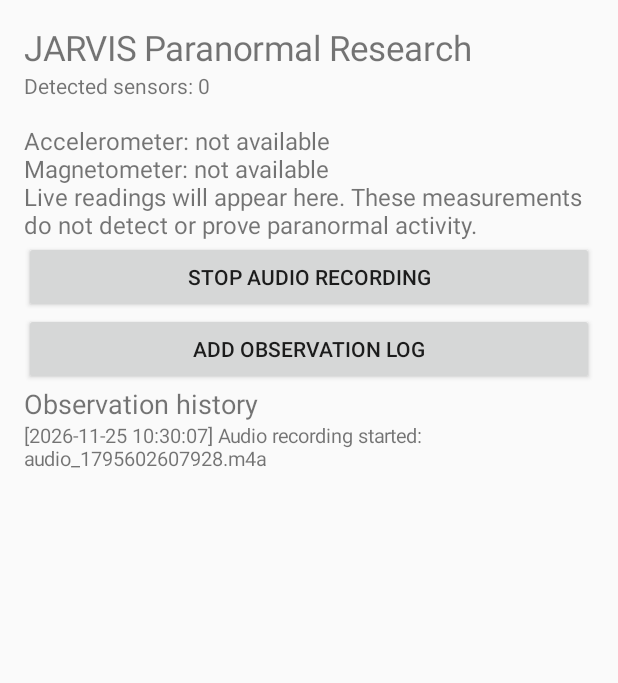
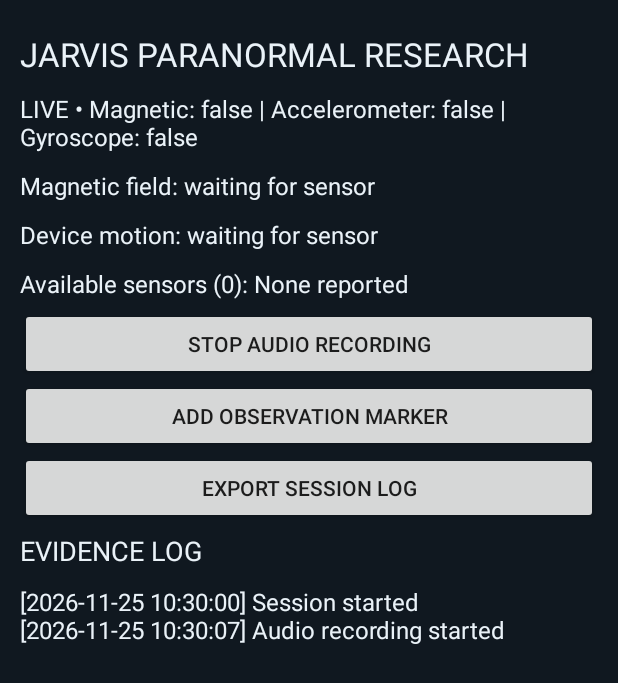
Before and after one commit to free-official/JARVIS-Paranormal-Research, an Android app: the screen it shows after launch (MainActivity), after a tap on "START AUDIO RECORDING", on a phone screen of 412 x 824 dp. Shown: the top 683 px of the screen. Run offline under Robolectric (Android 15) with nearby library versions, the phone set to English and light mode, and no system bars.

Commit message:
Implement live sensor dashboard, audio recording and evidence logging

```diff
--- a/app/build.gradle.kts
+++ b/app/build.gradle.kts
@@ -23,3 +23,7 @@ android {
         jvmTarget = "17"
     }
 }
+
+dependencies {
+    implementation("androidx.core:core-ktx:1.15.0")
+}
--- a/app/src/main/java/com/jarvis/paranormalresearch/MainActivity.kt
+++ b/app/src/main/java/com/jarvis/paranormalresearch/MainActivity.kt
@@ -14,90 +14,115 @@ import android.widget.Button
 import android.widget.LinearLayout
 import android.widget.ScrollView
 import android.widget.TextView
+import android.widget.Toast
+import androidx.core.app.ActivityCompat
+import androidx.core.content.ContextCompat
 import java.io.File
 import java.text.SimpleDateFormat
 import java.util.Date
 import java.util.Locale
+import kotlin.math.sqrt
 
 class MainActivity : Activity(), SensorEventListener {
-    private lateinit var manager: SensorManager
-    private lateinit var sensorStatus: TextView
-    private lateinit var readingView: TextView
+    private lateinit var sensors: SensorManager
+    private lateinit var status: TextView
+    private lateinit var magnetic: TextView
+    private lateinit var motion: TextView
+    private lateinit var sensorList: TextView
     private lateinit var logView: TextView
     private var recorder: MediaRecorder? = null
-    private var audioFile: File? = null
-    private val logs = mutableListOf<String>()
+    private var recordingFile: File? = null
+    private val events = mutableListOf<String>()
 
     override fun onCreate(savedInstanceState: Bundle?) {
         super.onCreate(savedInstanceState)
-        manager = getSystemService(SENSOR_SERVICE) as SensorManager
+        sensors = getSystemService(SENSOR_SERVICE) as SensorManager
+        buildUi()
+        registerSensors()
+        logEvent("Session started")
+    }
+
+    private fun buildUi() {
         val root = LinearLayout(this).apply {
             orientation = LinearLayout.VERTICAL
-            setPadding(24, 24, 24, 24)
+            setPadding(20, 24, 20, 24)
+            setBackgroundColor(0xFF101820.toInt())
         }
-        root.addView(TextView(this).apply {
-            text = "JARVIS Paranormal Research"
-            textSize = 23f
-        })
-        sensorStatus = TextView(this).apply { textSize = 14f }
-        readingView = TextView(this).apply { textSize = 16f }
-        root.addView(sensorStatus)
-        root.addView(readingView)
+        fun text(value: String, size: Float = 16f) = TextView(this).apply {
+            this.text = value
+            textSize = size
+            setTextColor(0xFFEAF2F8.toInt())
+            setPadding(0, 8, 0, 8)
+        }
+        root.addView(text("JARVIS PARANORMAL RESEARCH", 22f))
+        status = text("LIVE OBSERVATION • Initializing")
+        root.addView(status)
+        magnetic = text("Magnetic field: waiting for sensor")
+        root.addView(magnetic)
+        motion = text("Device motion: waiting for sensor")
+        root.addView(motion)
+        sensorList = text("Available sensors: checking…")
+        root.addView(sensorList)
+        val recordButton = Button(this).apply {
+            text = "Start audio recording"
+            setOnClickListener { if (recorder == null) startAudio(this) else stopAudio(this) }
+        }
+        root.addView(recordButton)
         root.addView(Button(this).apply {
-            text = "Start audio recording"
-            setOnClickListener {
-                if (recorder == null) startRecording() else stopRecording()
-                text = if (recorder == null) "Start audio recording" else "Stop audio recording"
-            }
+            text = "Add observation marker"
+            setOnClickListener { logEvent("Manual observation marker") }
         })
         root.addView(Button(this).apply {
-            text = "Add observation log"
-            setOnClickListener { addLog("Manual observation recorded.") }
+            text = "Export session log"
+            setOnClickListener { exportLog() }
         })
-        root.addView(TextView(this).apply {
-            text = "Observation history"
-            textSize = 18f
-        })
-        logView = TextView(this).apply { textSize = 13f }
-        root.addView(logView)
-        setContentView(ScrollView(this).apply { addView(root) })
-        showSensors()
+        root.addView(text("EVIDENCE LOG", 18f))
+        logView = text("No events yet")
+        root.addView(ScrollView(this).apply { addView(logView) }, LinearLayout.LayoutParams(-1, 0, 1f))
+        setContentView(root)
     }
 
-    private fun showSensors() {
-        val sensors = manager.getSensorList(Sensor.TYPE_ALL)
-        val list = sensors.joinToString("\n") { "• ${it.name} (type ${it.type})" }
-        sensorStatus.text = "Detected sensors: ${sensors.size}\n$list"
-        val accel = manager.getDefaultSensor(Sensor.TYPE_ACCELEROMETER)
-        val magnet = manager.getDefaultSensor(Sensor.TYPE_MAGNETIC_FIELD)
-        readingView.text = "Accelerometer: ${if (accel == null) "not available" else "available"}\n" +
-            "Magnetometer: ${if (magnet == null) "not available" else "available"}\n" +
-            "Live readings will appear here. These measurements do not detect or prove paranormal activity."
-        accel?.let { manager.registerListener(this, it, SensorManager.SENSOR_DELAY_NORMAL) }
-        magnet?.let { manager.registerListener(this, it, SensorManager.SENSOR_DELAY_NORMAL) }
+    private fun registerSensors() {
+        val available = sensors.getSensorList(Sensor.TYPE_ALL)
+        sensorList.text = "Available sensors (" + available.size + "): " +
+            available.joinToString { it.name }.ifBlank { "None reported" }
+        val mag = sensors.getDefaultSensor(Sensor.TYPE_MAGNETIC_FIELD)
+        val accel = sensors.getDefaultSensor(Sensor.TYPE_ACCELEROMETER)
+        val gyro = sensors.getDefaultSensor(Sensor.TYPE_GYROSCOPE)
+        status.text = "LIVE • Magnetic: " + (mag != null) + " | Accelerometer: " +
+            (accel != null) + " | Gyroscope: " + (gyro != null)
+        mag?.let { sensors.registerListener(this, it, SensorManager.SENSOR_DELAY_UI) }
+        accel?.let { sensors.registerListener(this, it, SensorManager.SENSOR_DELAY_UI) }
+        gyro?.let { sensors.registerListener(this, it, SensorManager.SENSOR_DELAY_UI) }
     }
 
     override fun onSensorChanged(event: SensorEvent) {
-        val name = when (event.sensor.type) {
-            Sensor.TYPE_ACCELEROMETER -> "Acceleration (m/s²)"
-            Sensor.TYPE_MAGNETIC_FIELD -> "Magnetic field (µT)"
-            else -> return
+        val v = event.values
+        when (event.sensor.type) {
+            Sensor.TYPE_MAGNETIC_FIELD -> magnetic.text =
+                "Magnetic field: X %.1f, Y %.1f, Z %.1f µT | magnitude %.1f µT".format(
+                    Locale.US, v[0], v[1], v[2],
+                    sqrt(v.sumOf { (it * it).toDouble() }).toFloat()
+                )
+            Sensor.TYPE_ACCELEROMETER -> motion.text =
+                "Acceleration: X %.2f, Y %.2f, Z %.2f m/s²".format(Locale.US, v[0], v[1], v[2])
         }
-        val values = event.values.joinToString(", ") { String.format(Locale.US, "%.2f", it) }
-        val old = readingView.text.toString().substringBefore("\nLive readings:")
-        readingView.text = "$old\nLive readings:\n$name: [$values]\nNearby electronics, wiring, metal, and movement can affect readings."
     }
 
     override fun onAccuracyChanged(sensor: Sensor?, accuracy: Int) = Unit
 
-    private fun startRecording() {
-        if (checkSelfPermission(Manifest.permission.RECORD_AUDIO) != PackageManager.PERMISSION_GRANTED) {
-            requestPermissions(arrayOf(Manifest.permission.RECORD_AUDIO), 41)
+    private fun makeRecorder(): MediaRecorder =
+        if (Build.VERSION.SDK_INT >= 31) MediaRecorder(this) else MediaRecorder()
+
+    private fun startAudio(button: Button) {
+        if (ContextCompat.checkSelfPermission(this, Manifest.permission.RECORD_AUDIO) != PackageManager.PERMISSION_GRANTED) {
+            ActivityCompat.requestPermissions(this, arrayOf(Manifest.permission.RECORD_AUDIO), 41)
+            Toast.makeText(this, "Allow microphone permission, then tap record again.", Toast.LENGTH_LONG).show()
             return
         }
         try {
-            val file = File(filesDir, "audio_${System.currentTimeMillis()}.m4a")
-            val r = if (Build.VERSION.SDK_INT >= 31) MediaRecorder(this) else MediaRecorder()
+            val file = File(getExternalFilesDir(null), "observation-" + System.currentTimeMillis() + ".m4a")
+            val r = makeRecorder()
             r.setAudioSource(MediaRecorder.AudioSource.MIC)
             r.setOutputFormat(MediaRecorder.OutputFormat.MPEG_4)
             r.setAudioEncoder(MediaRecorder.AudioEncoder.AAC)
@@ -105,48 +130,64 @@ class MainActivity : Activity(), SensorEventListener {
             r.prepare()
             r.start()
             recorder = r
-            audioFile = file
-            addLog("Audio recording started: ${file.name}")
+            recordingFile = file
+            button.text = "Stop audio recording"
+            logEvent("Audio recording started")
         } catch (e: Exception) {
             recorder?.release()
             recorder = null
-            addLog("Recording could not start: ${e.javaClass.simpleName}")
+            Toast.makeText(this, "Recording failed: " + e.message, Toast.LENGTH_LONG).show()
         }
     }
 
-    private fun stopRecording() {
+    private fun stopAudio(button: Button) {
         try {
             recorder?.stop()
-            addLog("Audio saved in app-private storage: ${audioFile?.name ?: "file"}")
+            logEvent("Audio saved: " + (recordingFile?.name ?: "unknown"))
         } catch (_: Exception) {
-            addLog("Recording stopped; audio file may be incomplete.")
+            logEvent("Audio recording stopped; file may be incomplete")
         } finally {
             recorder?.release()
             recorder = null
-            audioFile = null
+            recordingFile = null
+            button.text = "Start audio recording"
         }
     }
 
-    private fun addLog(message: String) {
-        val time = SimpleDateFormat("yyyy-MM-dd HH:mm:ss", Locale.getDefault()).format(Date())
-        logs.add(0, "[$time] $message")
-        logView.text = logs.joinToString("\n")
+    private fun logEvent(message: String) {
+        val stamp = SimpleDateFormat("yyyy-MM-dd HH:mm:ss", Locale.US).format(Date())
+        events.add("[" + stamp + "] " + message)
+        logView.text = events.takeLast(100).joinToString("\n")
+    }
+
+    private fun exportLog() {
+        val file = File(getExternalFilesDir(null), "evidence-log-" + System.currentTimeMillis() + ".txt")
+        file.writeText(events.joinToString("\n"))
+        Toast.makeText(this, "Log saved: " + file.absolutePath, Toast.LENGTH_LONG).show()
+        logEvent("Evidence log exported: " + file.name)
     }
 
     override fun onRequestPermissionsResult(requestCode: Int, permissions: Array<out String>, grantResults: IntArray) {
         super.onRequestPermissionsResult(requestCode, permissions, grantResults)
         if (requestCode == 41 && grantResults.firstOrNull() == PackageManager.PERMISSION_GRANTED) {
-            startRecording()
-        } else if (requestCode == 41) {
-            addLog("Microphone permission denied.")
+            Toast.makeText(this, "Microphone permission granted. Tap record again.", Toast.LENGTH_SHORT).show()
         }
     }
 
+    override fun onPause() {
+        super.onPause()
+        sensors.unregisterListener(this)
+    }
+
+    override fun onResume() {
+        super.onResume()
+        if (::sensors.isInitialized) registerSensors()
+    }
+
     override fun onDestroy() {
-        manager.unregisterListener(this)
         try { recorder?.stop() } catch (_: Exception) { }
         recorder?.release()
-        recorder = null
+        sensors.unregisterListener(this)
         super.onDestroy()
     }
 }
--- a/gradle.properties
+++ /dev/null
@@ -1,3 +0,0 @@
-org.gradle.jvmargs=-Xmx2048m -Dfile.encoding=UTF-8
-android.useAndroidX=true
-kotlin.code.style=official
```
Also changed, not shown: 1 other file.
